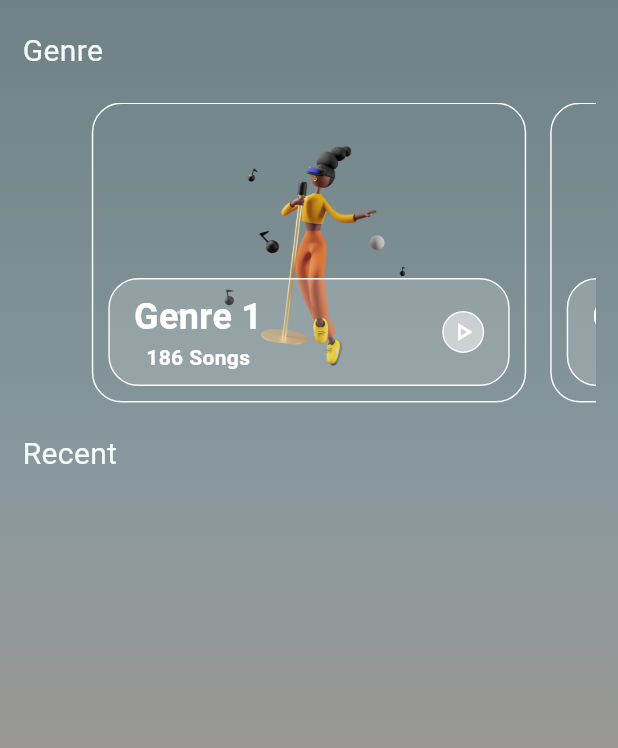
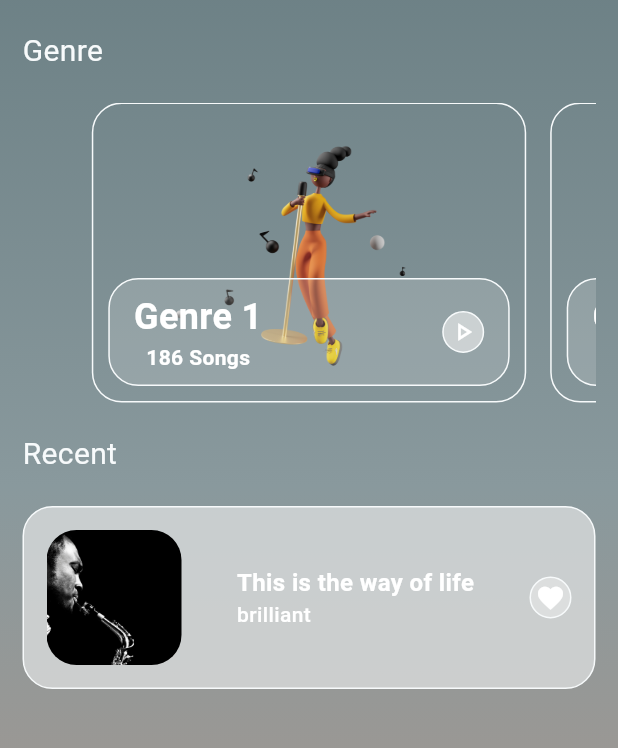
Before and after one commit to kwakyebrilliant/play, a Flutter app: the SearchPage screen opened directly, on a phone screen of 412 x 824 dp, the part 133-881 px from its top. Run offline on Flutter 3.47's test engine with Material 3 defaults, Android fonts, the phone set to English and light mode, and no system bars.

Commit message:
search page

```diff
--- a/lib/screens/search/search_page.dart
+++ b/lib/screens/search/search_page.dart
@@ -170,6 +170,90 @@ class _SearchPageState extends State<SearchPage> {
                     ],
                   ),
                 ),
+
+                //recent searches
+                Container(
+                  width: MediaQuery.of(context).size.width,
+                  decoration: BoxDecoration(
+                    color: const Color(0xFFE3E5E5).withOpacity(0.7),
+                    borderRadius: BorderRadius.circular(20.0),
+                    border: Border.all(
+                      width: 1.0,
+                      color: const Color(0xFFF7fAFB),
+                    ),
+                  ),
+                  child: Padding(
+                    padding: const EdgeInsets.all(15.0),
+                    child: Row(
+                      mainAxisAlignment: MainAxisAlignment.spaceBetween,
+                      children: [
+                        //image
+                        Container(
+                          height: 90.0,
+                          width: 90.0,
+                          decoration: BoxDecoration(
+                            borderRadius: BorderRadius.circular(20.0),
+                            image: const DecorationImage(
+                              image: AssetImage("assets/images/sing1.jpg"),
+                              fit: BoxFit.cover,
+                            ),
+                          ),
+                        ),
+
+                        //song name and artiste name
+                        const Column(
+                          crossAxisAlignment: CrossAxisAlignment.start,
+                          children: [
+                            //song name
+                            Text(
+                              "This is the way of life",
+                              style: TextStyle(
+                                fontSize: 16.0,
+                                fontWeight: FontWeight.bold,
+                                color: Colors.white,
+                              ),
+                            ),
+
+                            //name of artiste
+                            Text(
+                              "brilliant",
+                              style: TextStyle(
+                                fontSize: 14.0,
+                                fontWeight: FontWeight.w500,
+                                color: Colors.white,
+                              ),
+                            ),
+                          ],
+                        ),
+
+                        //favorite icon
+                        Column(
+                          children: [
+                            // favorite icon wrapped in a container
+                            Container(
+                              height: 28.0,
+                              width: 28.0,
+                              decoration: BoxDecoration(
+                                color: const Color(0xFFE3E5E5).withOpacity(0.7),
+                                borderRadius: BorderRadius.circular(60.0),
+                                border: Border.all(
+                                  width: 1.0,
+                                  color: const Color(0xFFF7fAFB),
+                                ),
+                              ),
+                              // favorite icon
+                              child: const Icon(
+                                Icons.favorite_outlined,
+                                size: 20.0,
+                                color: Colors.white,
+                              ),
+                            ),
+                          ],
+                        ),
+                      ],
+                    ),
+                  ),
+                ),
               ],
             ),
           ),
```
